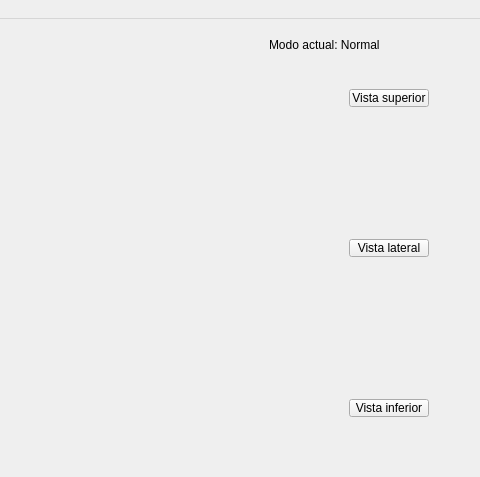
Before: the Qt Designer form mainwindow.ui in ITLP-Chronicles/TecPainter, drawn with Qt 5; both pictures show x 321 to 801 and y 0 to 477 of the 801 by 611 pixel window.
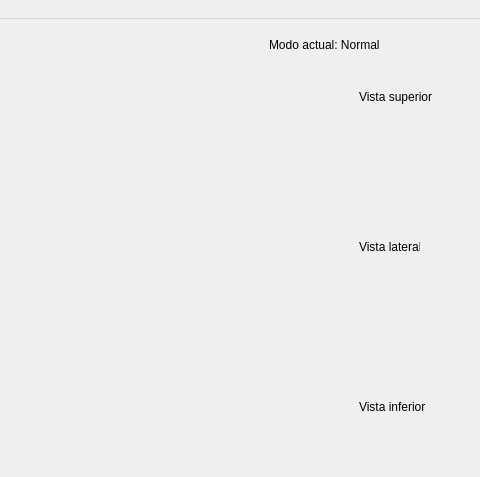
After: the same form once the commit is applied. Icons and pictures are not drawn.

Diff of the .ui file:
```diff
--- a/mainwindow.ui
+++ b/mainwindow.ui
@@ -111,39 +111,39 @@
      <string>Caminar</string>
     </property>
    </widget>
-   <widget class="QPushButton" name="btnUpView">
+   <widget class="QLabel" name="label">
     <property name="geometry">
      <rect>
-      <x>670</x>
+      <x>680</x>
       <y>70</y>
-      <width>80</width>
-      <height>18</height>
+      <width>81</width>
+      <height>16</height>
      </rect>
     </property>
     <property name="text">
      <string>Vista superior</string>
     </property>
    </widget>
-   <widget class="QPushButton" name="btnSideView">
+   <widget class="QLabel" name="label_3">
     <property name="geometry">
      <rect>
-      <x>670</x>
+      <x>680</x>
       <y>220</y>
-      <width>80</width>
-      <height>18</height>
+      <width>61</width>
+      <height>16</height>
      </rect>
     </property>
     <property name="text">
      <string>Vista lateral</string>
     </property>
    </widget>
-   <widget class="QPushButton" name="btnBottomView">
+   <widget class="QLabel" name="label_4">
     <property name="geometry">
      <rect>
-      <x>670</x>
+      <x>680</x>
       <y>380</y>
-      <width>80</width>
-      <height>18</height>
+      <width>81</width>
+      <height>16</height>
      </rect>
     </property>
     <property name="text">
```
